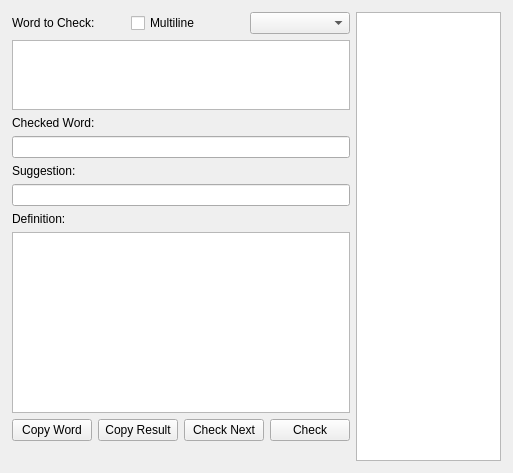
Above: py_src/pydict/ui/dict.ui from pitman2e/python-pydict before the change. Below: the same form after it.
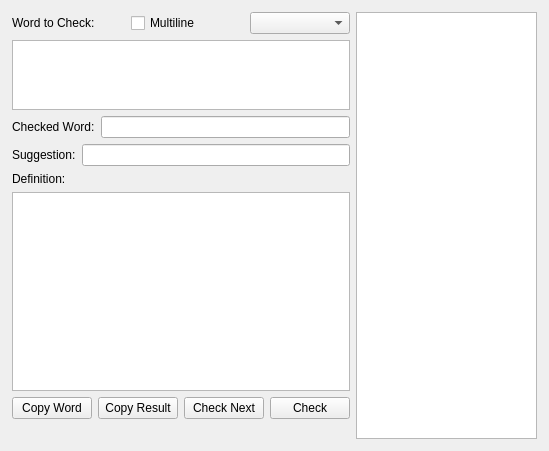
That is the form after the change.

The edit to the form file:
```diff
--- a/py_src/pydict/ui/dict.ui
+++ b/py_src/pydict/ui/dict.ui
@@ -6,8 +6,8 @@
    <rect>
     <x>0</x>
     <y>0</y>
-    <width>513</width>
-    <height>473</height>
+    <width>549</width>
+    <height>451</height>
    </rect>
   </property>
   <property name="windowTitle">
@@ -86,6 +86,11 @@
        </widget>
       </item>
       <item>
+       <layout class="QHBoxLayout" name="horizontalLayout_3">
+        <property name="bottomMargin">
+         <number>0</number>
+        </property>
+        <item>
        <widget class="QLabel" name="label_2">
         <property name="text">
          <string>Checked Word:</string>
@@ -95,6 +100,13 @@
       <item>
        <widget class="QLineEdit" name="txtWord"/>
       </item>
+       </layout>
+      </item>
+      <item>
+       <layout class="QHBoxLayout" name="horizontalLayout_2">
+        <property name="bottomMargin">
+         <number>0</number>
+        </property>
       <item>
        <widget class="QLabel" name="label_3">
         <property name="text">
@@ -104,6 +116,8 @@
       </item>
       <item>
        <widget class="QLineEdit" name="txtSuggestion"/>
+        </item>
+       </layout>
       </item>
       <item>
        <widget class="QLabel" name="label_4">
```
Lines whose indentation alone changed are shown as unchanged.
